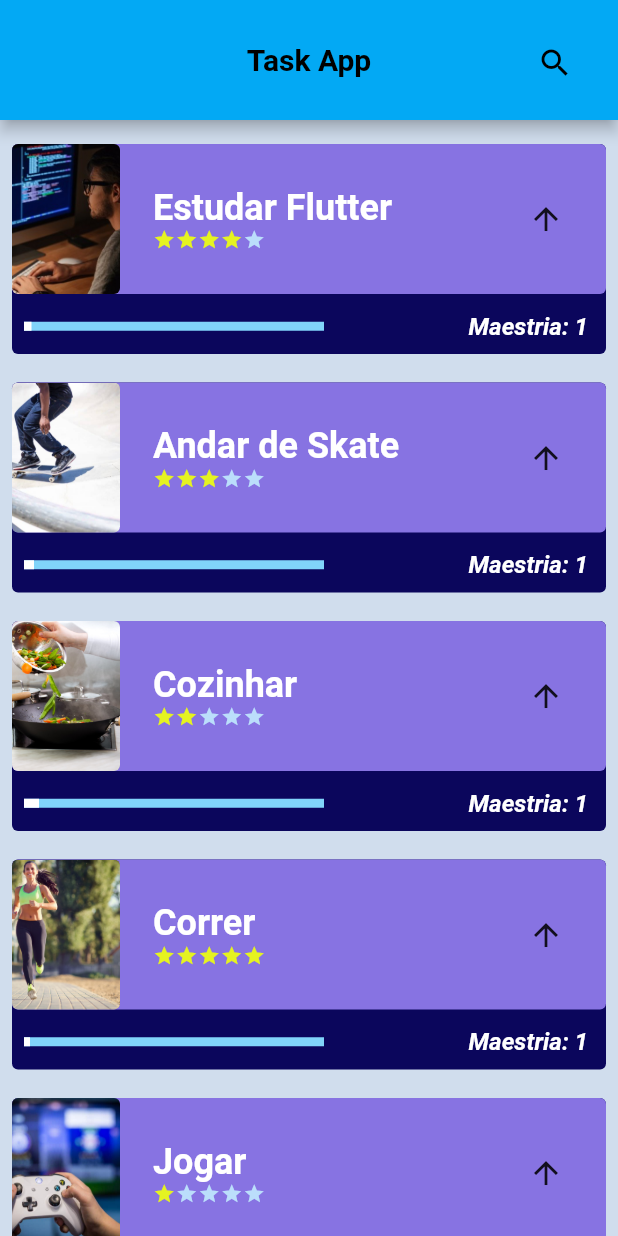
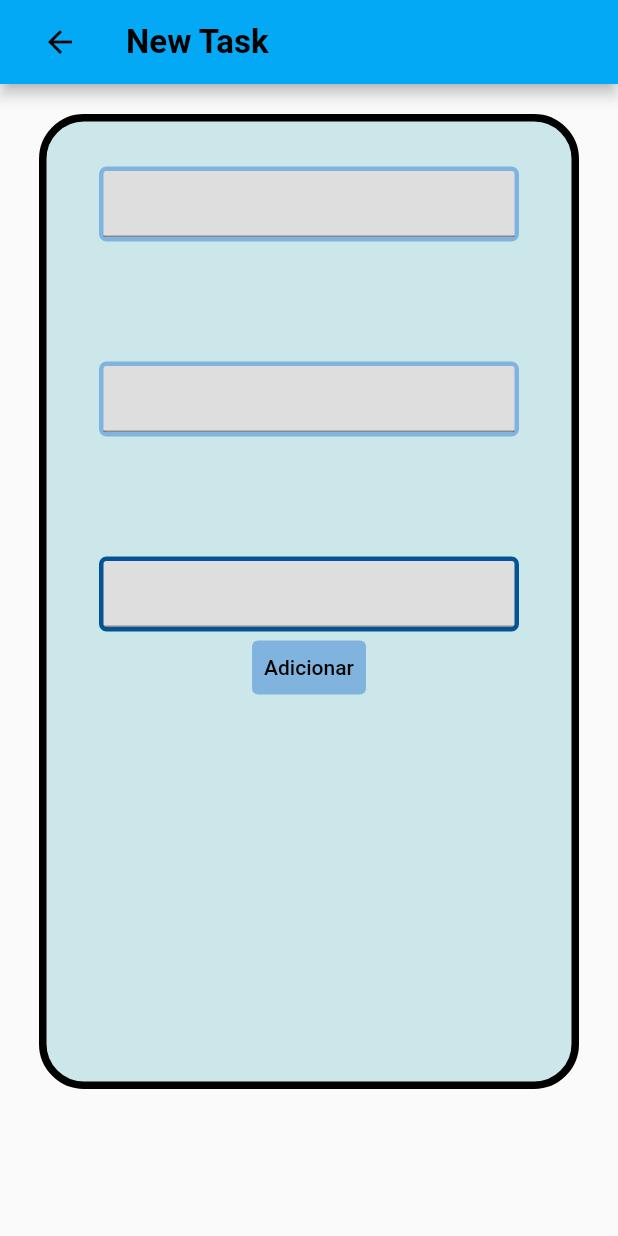
Before and after one commit to bath0ry/tasks_app_project, a Flutter app: the screen it shows after launch, on a phone screen of 412 x 824 dp. Run offline on Flutter 3.47's test engine with Material 2 defaults, Android fonts, the phone set to English and light mode, and no system bars.

Commit message:
add new task page

```diff
--- a/lib/components/tasks.dart
+++ b/lib/components/tasks_widget.dart
@@ -1,6 +1,6 @@
 import 'dart:ui';
 
-import 'package:alura_flutter_curso_1/components/difficulty.dart';
+import 'package:alura_flutter_curso_1/components/difficulty_widget.dart';
 import 'package:flutter/material.dart';
 
 class Tasks extends StatefulWidget {
--- a/lib/main.dart
+++ b/lib/main.dart
@@ -1,3 +1,4 @@
+import 'package:alura_flutter_curso_1/page/form_page.dart';
 import 'package:alura_flutter_curso_1/page/home_page.dart';
 import 'package:flutter/material.dart';
 
@@ -15,7 +16,6 @@ class MyApp extends StatefulWidget {
 class _MyAppState extends State<MyApp> {
   // This widget is the root of your application.
   @override
-  bool opacidade = true;
   Widget build(BuildContext context) {
     return MaterialApp(
       debugShowCheckedModeBanner: false,
@@ -23,7 +23,7 @@ class _MyAppState extends State<MyApp> {
       theme: ThemeData(
         primarySwatch: Colors.lightBlue,
       ),
-      home: SafeArea(child: InitialScreen()),
+      home: SafeArea(child: FormPage()),
     );
   }
 }
--- /dev/null
+++ b/lib/page/form_page.dart
@@ -0,0 +1,119 @@
+import 'package:flutter/material.dart';
+import 'package:flutter/src/widgets/container.dart';
+import 'package:flutter/src/widgets/framework.dart';
+
+class FormPage extends StatefulWidget {
+  const FormPage({super.key});
+
+  @override
+  State<FormPage> createState() => _FormPageState();
+}
+
+class _FormPageState extends State<FormPage> {
+  @override
+  Widget build(BuildContext context) {
+    return Scaffold(
+      appBar: AppBar(
+        title: Row(
+          children: [
+            IconButton(onPressed: () {}, icon: Icon(Icons.arrow_back)),
+            Padding(
+              padding: const EdgeInsets.only(left: 20),
+              child: Text(
+                'New Task',
+                style: TextStyle(fontSize: 22, fontWeight: FontWeight.w600),
+              ),
+            ),
+          ],
+        ),
+      ),
+      body: SingleChildScrollView(
+        child: Column(
+          children: [
+            Center(
+              child: Padding(
+                padding: const EdgeInsets.only(top: 20),
+                child: Container(
+                  decoration: BoxDecoration(
+                      borderRadius: BorderRadius.circular(30),
+                      color: Color.fromARGB(255, 204, 231, 233),
+                      border: Border.fromBorderSide(
+                          BorderSide(width: 5, style: BorderStyle.solid))),
+                  width: 360,
+                  height: 650,
+                  child: Column(
+                    children: [
+                      Padding(
+                        padding: const EdgeInsets.only(top: 30),
+                        child: Container(
+                          decoration: BoxDecoration(
+                              borderRadius: BorderRadius.circular(5),
+                              color: Color.fromARGB(255, 223, 222, 222),
+                              border: Border.fromBorderSide(BorderSide(
+                                  width: 3,
+                                  style: BorderStyle.solid,
+                                  color: Color.fromARGB(255, 128, 180, 223)))),
+                          width: 280,
+                          height: 50,
+                          child: TextField(
+                            maxLines: 1,
+                            decoration: InputDecoration(),
+                          ),
+                        ),
+                      ),
+                      Padding(
+                        padding: const EdgeInsets.only(top: 80),
+                        child: Container(
+                          decoration: BoxDecoration(
+                              borderRadius: BorderRadius.circular(5),
+                              color: Color.fromARGB(255, 223, 222, 222),
+                              border: Border.fromBorderSide(BorderSide(
+                                  width: 3,
+                                  style: BorderStyle.solid,
+                                  color: Color.fromARGB(255, 128, 180, 223)))),
+                          width: 280,
+                          height: 50,
+                          child: TextField(
+                            maxLines: 1,
+                            decoration: InputDecoration(),
+                          ),
+                        ),
+                      ),
+                      Padding(
+                        padding: const EdgeInsets.only(top: 80),
+                        child: Container(
+                          decoration: BoxDecoration(
+                              borderRadius: BorderRadius.circular(5),
+                              color: Color.fromARGB(255, 223, 222, 222),
+                              border: Border.fromBorderSide(BorderSide(
+                                  width: 3,
+                                  style: BorderStyle.solid,
+                                  color: Color.fromARGB(255, 4, 83, 148)))),
+                          width: 280,
+                          height: 50,
+                          child: TextFormField(
+                            maxLines: 1,
+                            decoration: InputDecoration(),
+                          ),
+                        ),
+                      ),
+                      TextButton(
+                          onPressed: () {},
+                          child: Text(
+                            'Adicionar',
+                            style: TextStyle(color: Colors.black),
+                          ),
+                          style: ButtonStyle(
+                              backgroundColor: MaterialStateProperty.all(
+                                  Color.fromARGB(255, 128, 180, 223))))
+                    ],
+                  ),
+                ),
+              ),
+            )
+          ],
+        ),
+      ),
+    );
+  }
+}
--- a/lib/page/home_page.dart
+++ b/lib/page/home_page.dart
@@ -1,14 +1,14 @@
-import 'package:alura_flutter_curso_1/components/tasks.dart';
+import 'package:alura_flutter_curso_1/components/tasks_widget.dart';
 import 'package:flutter/material.dart';
 
-class InitialScreen extends StatefulWidget {
-  const InitialScreen({Key? key}) : super(key: key);
+class HomePage extends StatefulWidget {
+  const HomePage({Key? key}) : super(key: key);
 
   @override
-  State<InitialScreen> createState() => _InitialScreenState();
+  State<HomePage> createState() => _HomePage();
 }
 
-class _InitialScreenState extends State<InitialScreen> {
+class _HomePage extends State<HomePage> {
   @override
   Widget build(BuildContext context) {
     return Scaffold(
@@ -35,8 +35,8 @@ class _InitialScreenState extends State<InitialScreen> {
               child:
                   Tasks('Estudar Flutter', 'assets/images/programmer.jpg', 4),
             ),
-            Tasks('Andar de Skate', 'assets/images/skateboarding.jpg', 3),
-            Tasks('Cozinhar', 'assets/images/cook.jpg', 2),
+            Tasks('Andar de Skate', 'assets/images/skateboarding.jpg', 4),
+            Tasks('Cozinhar', 'assets/images/cook.jpg', 3),
             Tasks('Correr', 'assets/images/correr.jpg', 5),
             Tasks(
               'Jogar',
```
Also changed, not shown: lib/components/difficulty_widget.dart (renamed from lib/components/difficulty.dart).
